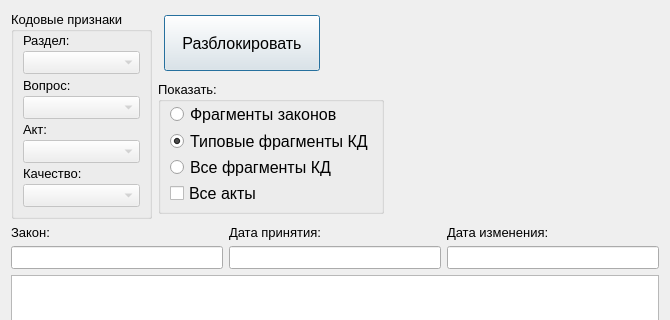
First picture: the form in knowledgebase.ui, repository YakSid/KDC_RSREU, before the edit; both pictures show x 0 to 670 and y 0 to 320 of the 670 by 481 pixel window.
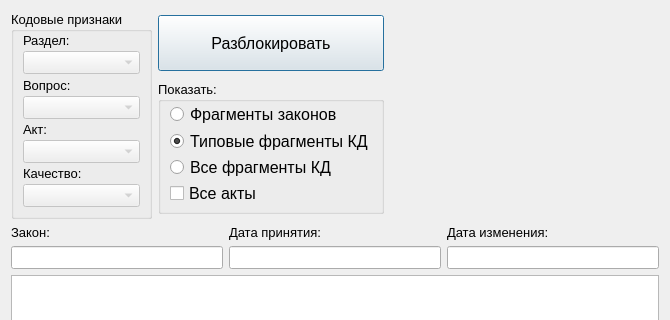
Second picture: the form after the edit.

```diff
--- a/knowledgebase.ui
+++ b/knowledgebase.ui
@@ -24,10 +24,8 @@
   <property name="windowTitle">
    <string>База знаний</string>
   </property>
-  <layout class="QVBoxLayout" name="verticalLayout_2">
-   <item>
-    <layout class="QHBoxLayout" name="horizontalLayout_2">
-     <item>
+  <layout class="QGridLayout" name="gridLayout_3">
+   <item row="0" column="0">
       <widget class="QGroupBox" name="groupBox">
        <property name="minimumSize">
         <size>
@@ -130,19 +128,21 @@
        </layout>
       </widget>
      </item>
-     <item>
-      <layout class="QGridLayout" name="gridLayout_3">
        <item row="0" column="1">
+    <layout class="QVBoxLayout" name="verticalLayout_2">
+     <item>
+      <layout class="QHBoxLayout" name="horizontalLayout_2">
+       <item>
         <widget class="QPushButton" name="pb_unlock">
          <property name="minimumSize">
           <size>
-           <width>156</width>
+           <width>226</width>
            <height>56</height>
           </size>
          </property>
          <property name="maximumSize">
           <size>
-           <width>156</width>
+           <width>226</width>
            <height>16777215</height>
           </size>
          </property>
@@ -156,7 +156,7 @@
          </property>
         </widget>
        </item>
-       <item row="0" column="2">
+       <item>
         <spacer name="horizontalSpacer_2">
          <property name="orientation">
           <enum>Qt::Horizontal</enum>
@@ -169,7 +169,9 @@
          </property>
         </spacer>
        </item>
-       <item row="1" column="0" colspan="3">
+      </layout>
+     </item>
+     <item>
         <widget class="QGroupBox" name="groupBox_2">
          <property name="minimumSize">
           <size>
@@ -268,9 +270,7 @@
        </item>
       </layout>
      </item>
-    </layout>
-   </item>
-   <item>
+   <item row="1" column="0" colspan="2">
     <layout class="QGridLayout" name="gridLayout">
      <item row="0" column="0">
       <widget class="QLabel" name="label_5">
@@ -319,7 +319,7 @@
      </item>
     </layout>
    </item>
-   <item>
+   <item row="2" column="0" colspan="2">
     <widget class="QTextEdit" name="text">
      <property name="minimumSize">
       <size>
@@ -338,7 +338,7 @@
      </property>
     </widget>
    </item>
-   <item>
+   <item row="3" column="0" colspan="2">
     <layout class="QHBoxLayout" name="horizontalLayout">
      <item>
       <spacer name="horizontalSpacer_4">
```
Lines whose indentation alone changed are shown as unchanged.
